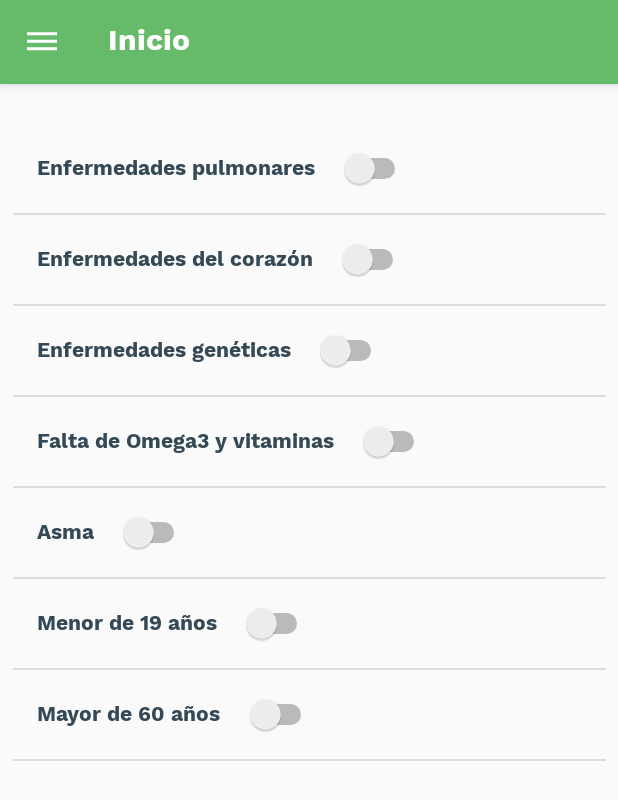
After one commit to patriciouca/Air4People, an Android app: the fragment Patologias placed in its activity, on a phone screen of 412 x 824 dp. The commit adds this screen. Shown: the top 800 px of the screen. Run offline under Robolectric (Android 15) with nearby library versions, the phone set to English and light mode, and no system bars.

Commit message:
Cosas bien hechas

```diff
--- /dev/null
+++ b/app/src/main/java/es/uca/air4people/air4people/ReciclerPatologias/AdaptadorPatologias.java
@@ -0,0 +1,97 @@
+package es.uca.air4people.air4people.ReciclerPatologias;
+
+import android.support.v7.widget.RecyclerView;
+import android.view.LayoutInflater;
+import android.view.View;
+import android.view.ViewGroup;
+import android.widget.CompoundButton;
+import android.widget.Switch;
+import android.widget.TextView;
+import android.widget.Toast;
+
+import java.util.ArrayList;
+
+import es.uca.air4people.air4people.R;
+
+public class AdaptadorPatologias extends RecyclerView.Adapter<AdaptadorPatologias.ContaminantesViewHolder>
+        implements View.OnClickListener{
+
+        private ArrayList<String> datos;
+        private View.OnClickListener listener;
+
+        public AdaptadorPatologias(ArrayList<String> datos) {
+            this.datos = datos;
+        }
+
+        @Override
+        public AdaptadorPatologias.ContaminantesViewHolder onCreateViewHolder(ViewGroup viewGroup, int viewType) {
+
+            View itemView = LayoutInflater.from(viewGroup.getContext())
+                    .inflate(R.layout.itemlistacontaminantes, viewGroup, false);
+
+            AdaptadorPatologias.ContaminantesViewHolder tvh = new AdaptadorPatologias.ContaminantesViewHolder(itemView);
+            itemView.setOnClickListener(this);
+
+            return tvh;
+        }
+
+
+    @Override
+        public void onBindViewHolder(final AdaptadorPatologias.ContaminantesViewHolder viewHolder, final int pos) {
+            String item = datos.get(pos);
+
+            viewHolder.bindTitular(item);
+
+        }
+
+        @Override
+        public int getItemCount() {
+            return datos.size();
+        }
+
+        public void setOnClickListener(View.OnClickListener listener) {
+            this.listener = listener;
+        }
+
+        @Override
+        public void onClick(View view) {
+            if(listener != null)
+                listener.onClick(view);
+        }
+
+    public static class ContaminantesViewHolder
+            extends RecyclerView.ViewHolder {
+
+        private TextView txtTitulo;
+        private Switch suscrito;
+        private View v;
+
+        public ContaminantesViewHolder(final View itemView) {
+            super(itemView);
+
+            txtTitulo = (TextView)itemView.findViewById(R.id.txtContaminante);
+            suscrito = (Switch)itemView.findViewById(R.id.isSuscrito);
+            suscrito.setOnCheckedChangeListener(new CompoundButton.OnCheckedChangeListener() {
+                public void onCheckedChanged(CompoundButton buttonView, boolean isChecked) {
+                    Toast.makeText(itemView.getContext(),
+                            "Toast por defecto", Toast.LENGTH_SHORT);
+                }
+            });
+            v=itemView;
+
+
+        }
+
+        public Switch getSuscrito() {
+            return suscrito;
+        }
+
+        public void setSuscrito(Switch suscrito) {
+            this.suscrito = suscrito;
+        }
+
+        public void bindTitular(String t) {
+            txtTitulo.setText(t);
+
+        }}
+}
--- a/app/src/main/java/es/uca/air4people/air4people/Servicio/EstacionService.java
+++ b/app/src/main/java/es/uca/air4people/air4people/Servicio/EstacionService.java
@@ -13,6 +13,9 @@ public interface EstacionService {
         @GET("locateAllMotes")
         Call<List<Estacion>> getMapa();
 
+        @GET("availablePollutants")
+        Call<List<String>> getContaminantes();
+
         @GET("moteCurrentQAir/{name}")
         Call<List<Medicion>> getPredicciones(@Path("name") String name);
 
--- /dev/null
+++ b/app/src/main/java/es/uca/air4people/air4people/fragments/Patologias.java
@@ -0,0 +1,48 @@
+package es.uca.air4people.air4people.fragments;
+
+import android.os.Bundle;
+import android.support.v4.app.Fragment;
+import android.support.v7.widget.DefaultItemAnimator;
+import android.support.v7.widget.DividerItemDecoration;
+import android.support.v7.widget.LinearLayoutManager;
+import android.support.v7.widget.RecyclerView;
+import android.view.LayoutInflater;
+import android.view.View;
+import android.view.ViewGroup;
+
+import java.util.ArrayList;
+import java.util.Arrays;
+import java.util.List;
+
+import es.uca.air4people.air4people.R;
+import es.uca.air4people.air4people.ReciclerPatologias.AdaptadorPatologias;
+import es.uca.air4people.air4people.ReciclerSuscripciones.AdaptadorSuscripciones;
+import es.uca.air4people.air4people.Servicio.EstacionService;
+import retrofit2.Call;
+import retrofit2.Callback;
+import retrofit2.Response;
+import retrofit2.Retrofit;
+import retrofit2.converter.gson.GsonConverterFactory;
+
+public class Patologias extends Fragment {
+
+    public Patologias() {
+        // Required empty public constructor
+    }
+
+    @Override
+    public View onCreateView(LayoutInflater inflater, ViewGroup container,
+                             Bundle savedInstanceState) {
+        final View view = inflater.inflate(R.layout.content_suscripciones, container, false);
+
+        final AdaptadorPatologias adaptador = new AdaptadorPatologias(new ArrayList<String>(Arrays.asList(getResources().getStringArray(R.array.patologias))));
+        RecyclerView rec=view.findViewById(R.id.recCon);
+        rec.setAdapter(adaptador);
+        rec.setLayoutManager(
+                new LinearLayoutManager(getContext(), LinearLayoutManager.VERTICAL,false));
+        rec.addItemDecoration(
+                new DividerItemDecoration(getContext(),DividerItemDecoration.VERTICAL));
+        rec.setItemAnimator(new DefaultItemAnimator());
+        return view;
+    }
+}
--- /dev/null
+++ b/app/src/main/res/layout/content_suscripciones.xml
@@ -0,0 +1,21 @@
+<?xml version="1.0" encoding="utf-8"?>
+<android.support.constraint.ConstraintLayout
+    xmlns:android="http://schemas.android.com/apk/res/android"
+    xmlns:app="http://schemas.android.com/apk/res-auto"
+    xmlns:tools="http://schemas.android.com/tools"
+    android:layout_width="match_parent"
+    android:layout_height="match_parent">
+
+    <android.support.v7.widget.RecyclerView
+        android:id="@+id/recCon"
+        android:layout_width="395dp"
+        android:layout_height="715dp"
+        android:layout_marginStart="8dp"
+        android:layout_marginTop="8dp"
+        android:layout_marginEnd="8dp"
+        android:layout_marginBottom="8dp"
+        app:layout_constraintBottom_toBottomOf="parent"
+        app:layout_constraintEnd_toEndOf="parent"
+        app:layout_constraintStart_toStartOf="parent"
+        app:layout_constraintTop_toTopOf="parent" />
+</android.support.constraint.ConstraintLayout>
--- /dev/null
+++ b/app/src/main/res/layout/itemlistacontaminantes.xml
@@ -0,0 +1,37 @@
+<?xml version="1.0" encoding="utf-8"?>
+<android.support.constraint.ConstraintLayout xmlns:android="http://schemas.android.com/apk/res/android"
+    xmlns:app="http://schemas.android.com/apk/res-auto"
+    xmlns:tools="http://schemas.android.com/tools"
+    android:layout_width="wrap_content"
+    android:layout_height="wrap_content">
+
+    <TextView
+        android:id="@+id/txtContaminante"
+        android:layout_width="wrap_content"
+        android:layout_height="wrap_content"
+        android:layout_marginStart="16dp"
+        android:layout_marginTop="16dp"
+        android:layout_marginBottom="16dp"
+        android:text="TextView"
+        android:textColor="@color/colorPrimary"
+        android:textSize="14sp"
+        app:layout_constraintBottom_toBottomOf="parent"
+        app:layout_constraintStart_toStartOf="parent"
+        app:layout_constraintTop_toTopOf="parent" />
+
+    <Switch
+        android:id="@+id/isSuscrito"
+        android:layout_width="wrap_content"
+        android:layout_height="wrap_content"
+        android:layout_marginStart="16dp"
+        android:layout_marginTop="16dp"
+        android:layout_marginEnd="8dp"
+        android:layout_marginBottom="16dp"
+        android:textSize="12sp"
+        app:layout_constraintBottom_toBottomOf="parent"
+        app:layout_constraintEnd_toEndOf="parent"
+        app:layout_constraintHorizontal_bias="1.0"
+        app:layout_constraintStart_toEndOf="@+id/txtContaminante"
+        app:layout_constraintTop_toTopOf="parent"
+        app:layout_constraintVertical_bias="1.0" />
+</android.support.constraint.ConstraintLayout>
--- a/app/src/main/res/menu/drawer.xml
+++ b/app/src/main/res/menu/drawer.xml
@@ -6,21 +6,24 @@
         <item
             android:id="@+id/menu_seccion_2"
             android:title="@string/menu_opcion2"/>
-        <item
-            android:id="@+id/menu_seccion_3"
-            android:title="S3"/>
     </group>
 
     <item
         android:id="@+id/navigation_subheader"
-        android:title="Otras opciones">
+        android:title="Usuario">
         <menu>
             <item
                 android:id="@+id/menu_opcion_1"
-                android:title="Opcion1"/>
+                android:title="Suscripciones"/>
             <item
                 android:id="@+id/menu_opcion_2"
-                android:title="Opcion2"/>
+                android:title="Patologias"/>
+            <item
+                android:id="@+id/menu_opcion_3"
+                android:title="Notificaciones"/>
+            <item
+                android:id="@+id/menu_opcion_4"
+                android:title="Configuración"/>
         </menu>
     </item>
 </menu>
--- a/app/src/main/res/values/strings.xml
+++ b/app/src/main/res/values/strings.xml
@@ -42,4 +42,14 @@ dolor de pecho en personas con enfermedades de corazón."</string>
     <string name="co4">"Importantes empeoramiento de síntomas cardiovasculares, tal y como dolor pecho, en
 personas con enfermedades de corazón." </string>
 
+    <string-array name="patologias">
+        <item>Enfermedades pulmonares</item>
+        <item>Enfermedades del corazón</item>
+        <item>Enfermedades genéticas</item>
+        <item>Falta de Omega3 y vitaminas</item>
+        <item>Asma</item>
+        <item>Menor de 19 años</item>
+        <item>Mayor de 60 años</item>
+    </string-array>
+
 </resources>
```
Also changed, not shown: app/src/main/java/es/uca/air4people/air4people/EstacionesActivity.java (+10 -5 lines), app/src/main/java/es/uca/air4people/air4people/ReciclerSuscripciones/AdaptadorSuscripciones.java (added, +97 -0 lines), app/src/main/java/es/uca/air4people/air4people/fragments/Suscripciones.java (added, +73 -0 lines).
